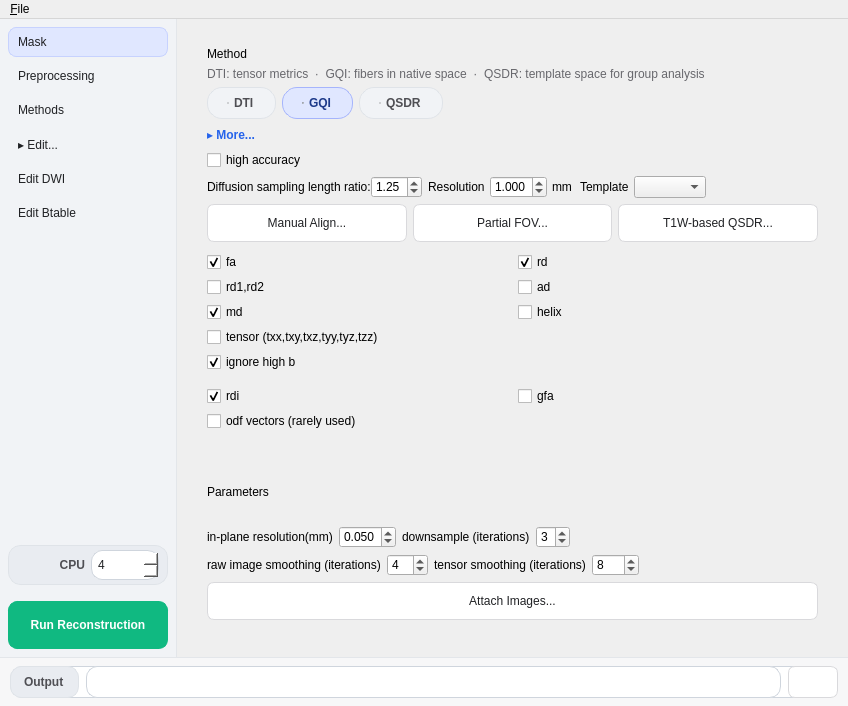
This is reconstruction/reconstruction_window.ui in frankyeh/DSI-Studio as Qt 5 draws it before an edit. The edited form follows.
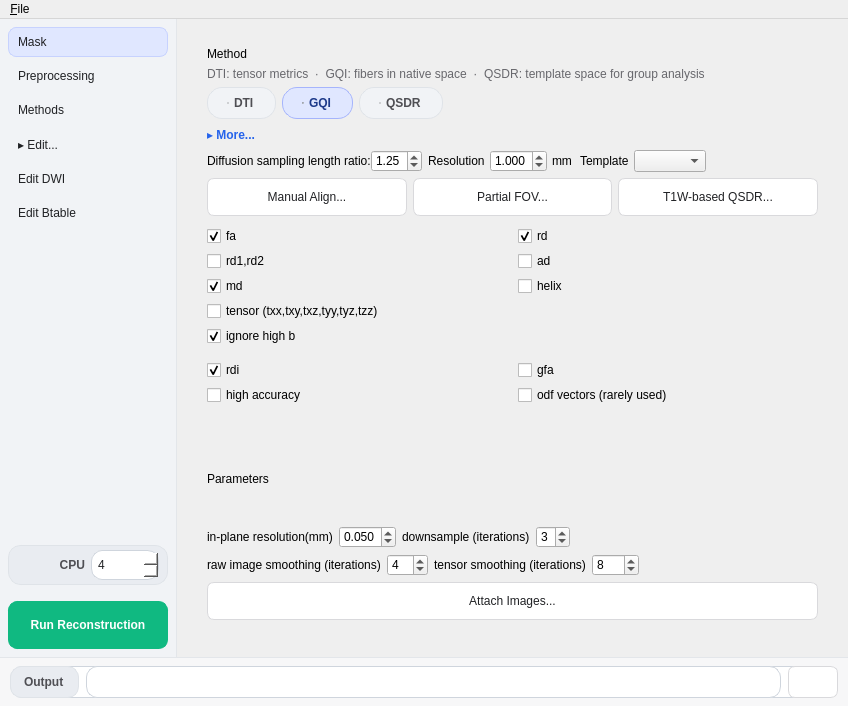
This is the edited form. The open tabs and pages were chosen to show the change. Icons and pictures are not drawn.

Commit message: Place high accuracy next to ODF vector checkbox

What changed in the file:
```diff
--- a/reconstruction/reconstruction_window.ui
+++ b/reconstruction/reconstruction_window.ui
@@ -724,14 +724,7 @@
                    </item></layout>
                  </item>
                  
-                 <item><widget class="QPushButton" name="method_more_toggle"><property name="checkable"><bool>true</bool></property><property name="flat"><bool>true</bool></property><property name="text"><string>▸ More...</string></property></widget></item><item><widget class="QWidget" name="method_detail"><layout class="QVBoxLayout" name="method_detail_layout"><property name="spacing"><number>6</number></property><property name="leftMargin"><number>0</number></property><property name="topMargin"><number>0</number></property><property name="rightMargin"><number>0</number></property><property name="bottomMargin"><number>0</number></property><item><widget class="QWidget" name="method_advanced" native="true"><layout class="QVBoxLayout" name="method_advanced_layout"><property name="leftMargin"><number>0</number></property><property name="topMargin"><number>0</number></property><property name="rightMargin"><number>0</number></property><property name="bottomMargin"><number>0</number></property><item><widget class="QCheckBox" name="high_accuracy">
-                     <property name="statusTip">
-                      <string>fixel</string>
-                     </property>
-                     <property name="text">
-                      <string>high accuracy</string>
-                     </property>
-                    </widget></item><item><widget class="QWidget" name="GQIOption_2" native="true">
+                 <item><widget class="QPushButton" name="method_more_toggle"><property name="checkable"><bool>true</bool></property><property name="flat"><bool>true</bool></property><property name="text"><string>▸ More...</string></property></widget></item><item><widget class="QWidget" name="method_detail"><layout class="QVBoxLayout" name="method_detail_layout"><property name="spacing"><number>6</number></property><property name="leftMargin"><number>0</number></property><property name="topMargin"><number>0</number></property><property name="rightMargin"><number>0</number></property><property name="bottomMargin"><number>0</number></property><item><widget class="QWidget" name="method_advanced" native="true"><layout class="QVBoxLayout" name="method_advanced_layout"><property name="leftMargin"><number>0</number></property><property name="topMargin"><number>0</number></property><property name="rightMargin"><number>0</number></property><property name="bottomMargin"><number>0</number></property><item><widget class="QWidget" name="GQIOption_2" native="true">
                    <layout class="QHBoxLayout" name="GQIOption">
                     <property name="spacing">
                      <number>0</number>
@@ -979,7 +972,14 @@
                         <property name="text">
                          <string>gfa</string>
                         </property>
-                       </widget></item><item row="2" column="0" colspan="2"><widget class="QCheckBox" name="output_odf">
+                       </widget></item><item row="2" column="0"><widget class="QCheckBox" name="high_accuracy">
+                     <property name="statusTip">
+                      <string>fixel</string>
+                     </property>
+                     <property name="text">
+                      <string>high accuracy</string>
+                     </property>
+                    </widget></item><item row="2" column="1"><widget class="QCheckBox" name="output_odf">
                         <property name="statusTip">
                          <string>odf</string>
                         </property>
```
